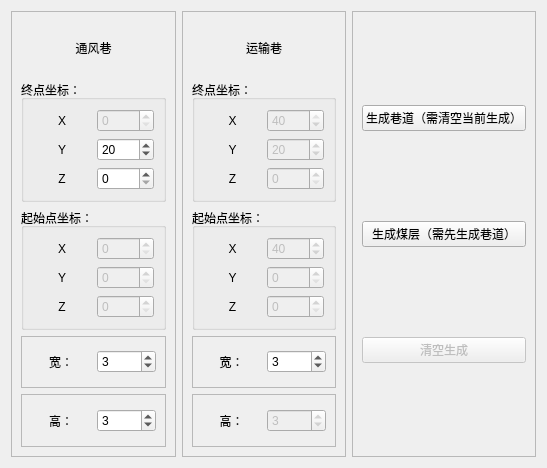
Qt form ui/roadway.ui (ez4jc/working_face_master) before a commit.
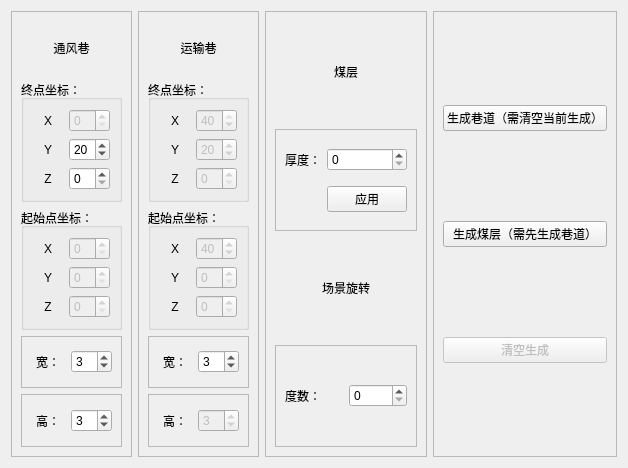
The same form after that commit.

Commit message: 场景倾斜开发-煤层ing

Diff of the .ui file:
```diff
--- a/ui/roadway.ui
+++ b/ui/roadway.ui
@@ -6,7 +6,7 @@
    <rect>
     <x>0</x>
     <y>0</y>
-    <width>547</width>
+    <width>586</width>
     <height>468</height>
    </rect>
   </property>
@@ -434,6 +434,89 @@
      </layout>
     </widget>
    </item>
+   <item>
+    <widget class="QFrame" name="frame_8">
+     <property name="frameShape">
+      <enum>QFrame::StyledPanel</enum>
+     </property>
+     <property name="frameShadow">
+      <enum>QFrame::Raised</enum>
+     </property>
+     <layout class="QVBoxLayout" name="verticalLayout">
+      <item>
+       <widget class="QLabel" name="label_19">
+        <property name="text">
+         <string>煤层</string>
+        </property>
+        <property name="alignment">
+         <set>Qt::AlignCenter</set>
+        </property>
+       </widget>
+      </item>
+      <item>
+       <widget class="QFrame" name="frame_9">
+        <property name="frameShape">
+         <enum>QFrame::StyledPanel</enum>
+        </property>
+        <property name="frameShadow">
+         <enum>QFrame::Raised</enum>
+        </property>
+        <layout class="QGridLayout" name="gridLayout_5">
+         <item row="0" column="2">
+          <widget class="QSpinBox" name="spinBox_seamThickness"/>
+         </item>
+         <item row="0" column="0">
+          <widget class="QLabel" name="label_20">
+           <property name="text">
+            <string>厚度：</string>
+           </property>
+          </widget>
+         </item>
+         <item row="1" column="2">
+          <widget class="QPushButton" name="pushButton_seamThicknessApply">
+           <property name="text">
+            <string>应用</string>
+           </property>
+          </widget>
+         </item>
+        </layout>
+       </widget>
+      </item>
+      <item>
+       <widget class="QLabel" name="label_21">
+        <property name="text">
+         <string>场景旋转</string>
+        </property>
+        <property name="alignment">
+         <set>Qt::AlignCenter</set>
+        </property>
+       </widget>
+      </item>
+      <item>
+       <widget class="QFrame" name="frame_10">
+        <property name="frameShape">
+         <enum>QFrame::StyledPanel</enum>
+        </property>
+        <property name="frameShadow">
+         <enum>QFrame::Raised</enum>
+        </property>
+        <layout class="QHBoxLayout" name="horizontalLayout_7">
+         <item>
+          <widget class="QLabel" name="label_22">
+           <property name="text">
+            <string>度数：</string>
+           </property>
+          </widget>
+         </item>
+         <item>
+          <widget class="QSpinBox" name="spinBox_4"/>
+         </item>
+        </layout>
+       </widget>
+      </item>
+     </layout>
+    </widget>
+   </item>
    <item>
     <widget class="QFrame" name="frame_7">
      <property name="frameShape">
```
The commit also changes 8 other files.
